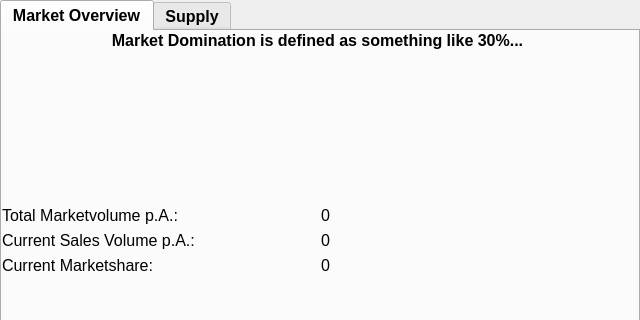
Before: the Qt Designer form Views/sub_win_market.ui in SevReith/Illumination-Game, drawn with Qt 5; both pictures show x 0 to 640 and y 0 to 320 of the 640 by 480 pixel window.
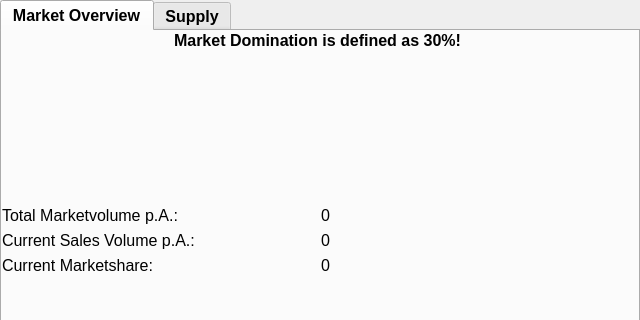
After: the same form once the commit is applied.

```diff
--- a/Views/sub_win_market.ui
+++ b/Views/sub_win_market.ui
@@ -300,7 +300,7 @@
            </font>
           </property>
           <property name="text">
-           <string>Market Domination is defined as something like 30%...</string>
+           <string>Market Domination is defined as 30%!</string>
           </property>
           <property name="alignment">
            <set>Qt::AlignCenter</set>
```
